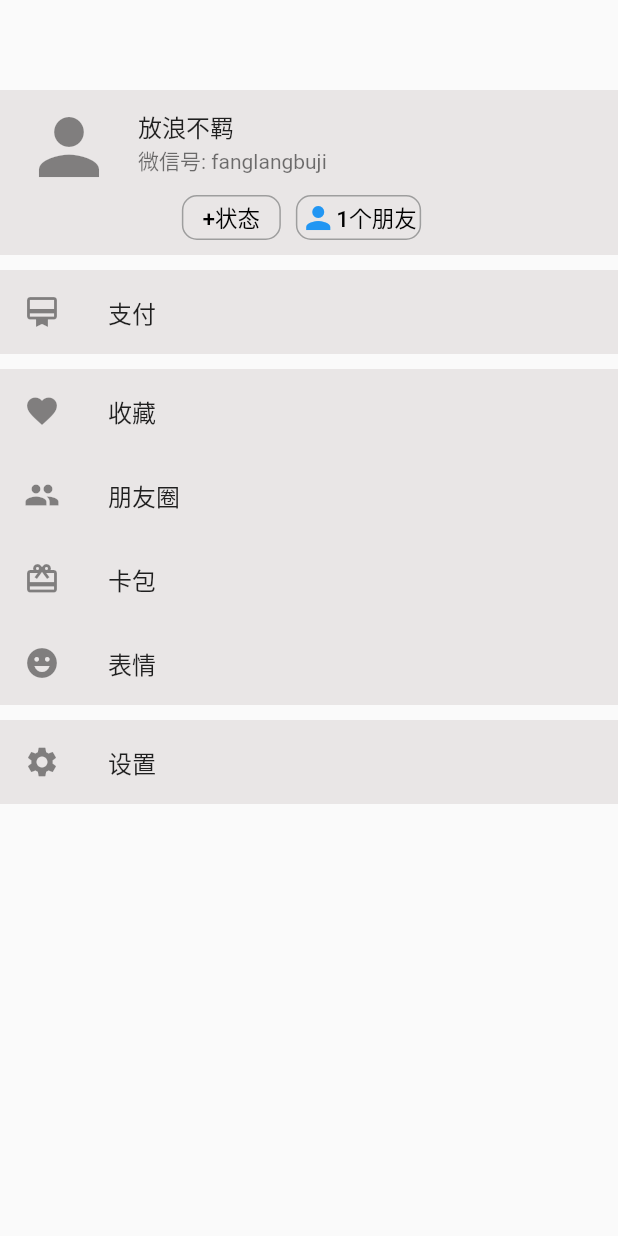
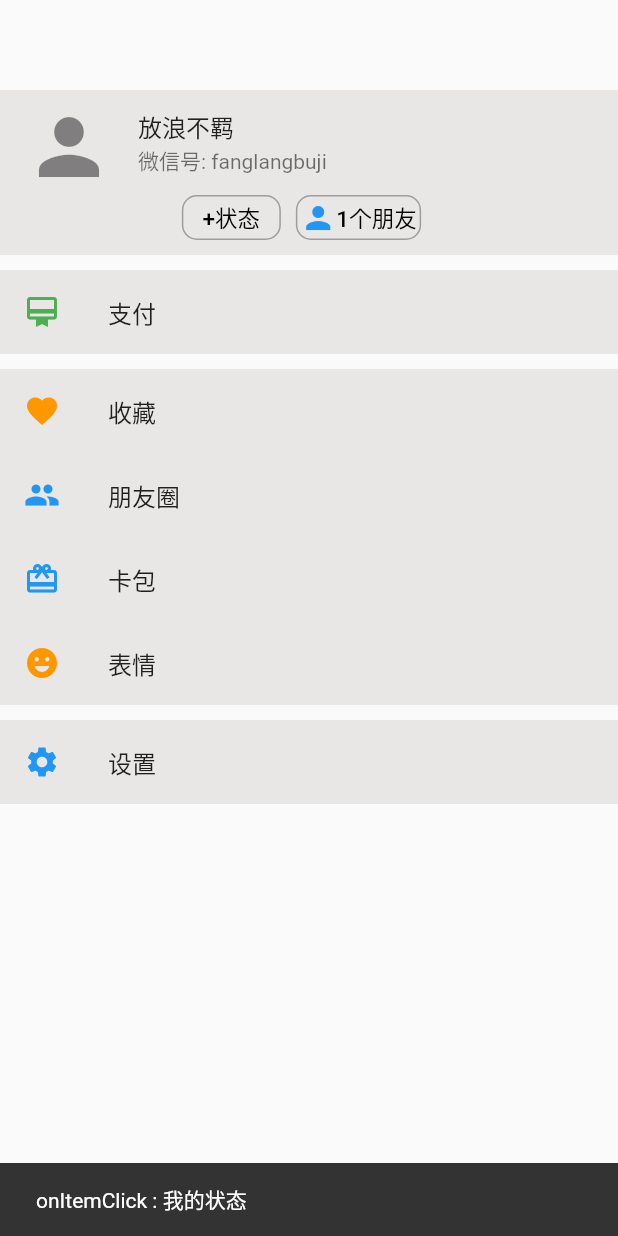
Before and after one commit to jielyu/mimic_ui, a Flutter app: the MinePage screen opened directly, after a tap on "+状态", on a phone screen of 412 x 824 dp. Run offline on Flutter 3.47's test engine with Material 2 defaults, Android fonts, the phone set to English and light mode, and no system bars; our stand-ins replace azlistview, persistent_bottom_nav_bar; missing offline and left inert: common_utils, lpinyin.

Commit message:
feat(wechat_ui/lib): 增加弹窗提示点击事件

```diff
--- a/wechat_ui/lib/pages/discovery.dart
+++ b/wechat_ui/lib/pages/discovery.dart
@@ -19,7 +19,7 @@ class DiscoveryPage extends StatelessWidget {
           ),
         ),
       ),
-      body: const Text("discovery"),
+      body: const Text(""),
     );
   }
 }
--- a/wechat_ui/lib/pages/message_page.dart
+++ b/wechat_ui/lib/pages/message_page.dart
@@ -104,6 +104,7 @@ class _MessagesPageState extends State<MessagesPage> {
                   ),
                   onTap: () {
                     Log.info(item.name, StackTrace.current);
+                    showSnackBar(context, 'onItemClick : ${item.name}');
                   },
                 ),
                 Align(
--- a/wechat_ui/lib/pages/mine_page.dart
+++ b/wechat_ui/lib/pages/mine_page.dart
@@ -4,7 +4,7 @@ import 'package:wechat_ui/utils/utils.dart';
 class MinePage extends StatelessWidget {
   const MinePage({Key? key}) : super(key: key);
 
-  Widget buildPortraitItem() {
+  Widget buildPortraitItem(BuildContext context) {
     return const SizedBox(
       height: 60,
       child: ListTile(
@@ -18,7 +18,7 @@ class MinePage extends StatelessWidget {
     );
   }
 
-  Widget buildStatesItem() {
+  Widget buildStatesItem(BuildContext context) {
     return Center(
       child: Row(
         mainAxisAlignment: MainAxisAlignment.center,
@@ -33,6 +33,7 @@ class MinePage extends StatelessWidget {
                 style: TextButton.styleFrom(padding: const EdgeInsets.all(0)),
                 onPressed: () {
                   Log.info("click state button", StackTrace.current);
+                  showSnackBar(context, 'onItemClick : 我的状态');
                 },
                 child: const Text(
                   "+状态",
@@ -50,6 +51,7 @@ class MinePage extends StatelessWidget {
               style: TextButton.styleFrom(padding: const EdgeInsets.all(2)),
               onPressed: () {
                 Log.info("click friends button", StackTrace.current);
+                showSnackBar(context, 'onItemClick : 朋友状态');
               },
               child: Row(
                 children: const [
@@ -68,56 +70,74 @@ class MinePage extends StatelessWidget {
     );
   }
 
-  Widget buildTextButton(String name, IconData icon) {
+  Widget buildTextButton(
+      BuildContext context, String name, IconData icon, Color iconColor) {
     return TextButton(
       style: TextButton.styleFrom(padding: const EdgeInsets.all(0)),
       onPressed: () {
         Log.info(name, StackTrace.current);
+        showSnackBar(context, 'onItemClick : $name');
       },
       child: ListTile(
-        leading: Icon(icon),
+        leading: Icon(
+          icon,
+          color: iconColor,
+        ),
         title: Text(name),
       ),
     );
   }
 
+  Color getItemBgColor() {
+    return const Color.fromARGB(255, 233, 230, 230);
+  }
+
+  EdgeInsets getItemMargin() {
+    return const EdgeInsets.fromLTRB(0, 0, 0, 10);
+  }
+
   @override
   Widget build(BuildContext context) {
     Log.info("Mine Page build", StackTrace.current);
-    return Column(
+    return Scaffold(
+      body: Column(
         children: [
           const SizedBox(
             height: 60,
           ),
           Container(
-          color: const Color.fromARGB(255, 233, 230, 230),
+            color: getItemBgColor(),
             child: Column(
-            children: [buildPortraitItem(), buildStatesItem()],
+              children: [buildPortraitItem(context), buildStatesItem(context)],
             ),
           ),
           Container(
             margin: const EdgeInsets.fromLTRB(0, 10, 0, 10),
-          color: const Color.fromARGB(255, 233, 230, 230),
-          child: buildTextButton("支付", Icons.wallet_membership),
+            color: getItemBgColor(),
+            child: buildTextButton(
+                context, "支付", Icons.wallet_membership, Colors.green),
           ),
           Container(
-          margin: const EdgeInsets.fromLTRB(0, 0, 0, 10),
-          color: const Color.fromARGB(255, 233, 230, 230),
+            margin: getItemMargin(),
+            color: getItemBgColor(),
             child: Column(
               children: [
-              buildTextButton("收藏", Icons.favorite),
-              buildTextButton("朋友圈", Icons.people),
-              buildTextButton("卡包", Icons.card_giftcard),
-              buildTextButton("表情", Icons.emoji_emotions),
+                buildTextButton(context, "收藏", Icons.favorite, Colors.orange),
+                buildTextButton(context, "朋友圈", Icons.people, Colors.blue),
+                buildTextButton(
+                    context, "卡包", Icons.card_giftcard, Colors.blue),
+                buildTextButton(
+                    context, "表情", Icons.emoji_emotions, Colors.orange),
               ],
             ),
           ),
           Container(
-          margin: const EdgeInsets.fromLTRB(0, 0, 0, 10),
-          color: const Color.fromARGB(255, 233, 230, 230),
-          child: buildTextButton("设置", Icons.settings),
+            margin: getItemMargin(),
+            color: getItemBgColor(),
+            child: buildTextButton(context, "设置", Icons.settings, Colors.blue),
           )
         ],
+      ),
     );
   }
 }
--- a/wechat_ui/lib/utils/utils.dart
+++ b/wechat_ui/lib/utils/utils.dart
@@ -8,7 +8,7 @@ void showSnackBar(BuildContext context, String msg) {
   ScaffoldMessenger.of(context).showSnackBar(
     SnackBar(
       content: Text(msg),
-      duration: const Duration(seconds: 2),
+      duration: const Duration(seconds: 1),
     ),
   );
 }
```
Lines whose indentation alone changed are shown as unchanged.
